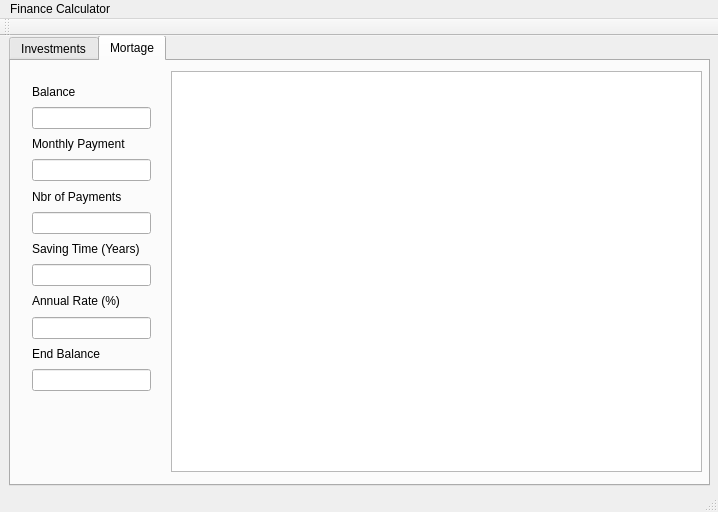
Qt form mainwindow.ui (jrutanen/FinanceCalculator) before a commit.
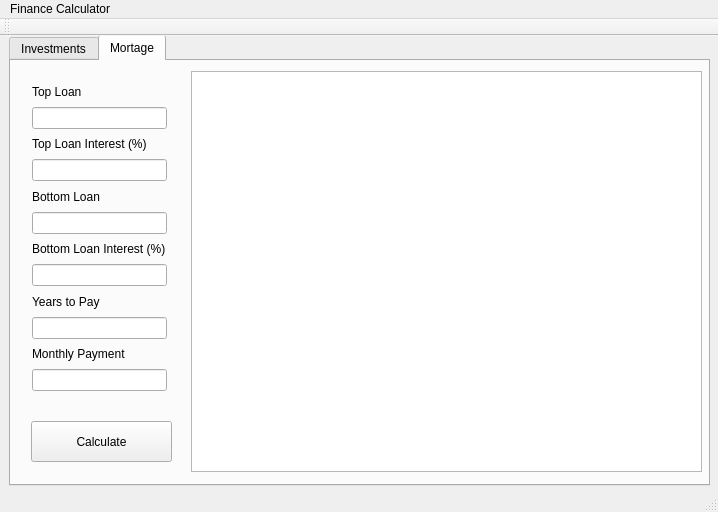
The same form after that commit. The open tabs and pages were chosen to show the change.

Commit message: Refactoring and adding functionality for mortage. Currently Mortage calculates annuity.

```diff
--- a/mainwindow.ui
+++ b/mainwindow.ui
@@ -158,9 +158,9 @@
      <widget class="QGraphicsView" name="gvInvestments_2">
       <property name="geometry">
        <rect>
-        <x>160</x>
+        <x>180</x>
         <y>10</y>
-        <width>531</width>
+        <width>511</width>
         <height>401</height>
        </rect>
       </property>
@@ -179,7 +179,7 @@
        <rect>
         <x>10</x>
         <y>10</y>
-        <width>141</width>
+        <width>157</width>
         <height>331</height>
        </rect>
       </property>
@@ -187,7 +187,7 @@
        <item>
         <widget class="QLabel" name="label_13">
          <property name="text">
-          <string>Balance</string>
+          <string>Top Loan</string>
          </property>
         </widget>
        </item>
@@ -204,7 +204,7 @@
        <item>
         <widget class="QLabel" name="label_14">
          <property name="text">
-          <string>Monthly Payment</string>
+          <string>Top Loan Interest (%)</string>
          </property>
         </widget>
        </item>
@@ -214,7 +214,7 @@
        <item>
         <widget class="QLabel" name="label_15">
          <property name="text">
-          <string>Nbr of Payments</string>
+          <string>Bottom Loan</string>
          </property>
         </widget>
        </item>
@@ -224,35 +224,48 @@
        <item>
         <widget class="QLabel" name="label_16">
          <property name="text">
-          <string>Saving Time (Years)</string>
+          <string>Bottom Loan Interest (%)</string>
          </property>
         </widget>
        </item>
        <item>
-        <widget class="QLineEdit" name="leSavingsTime_3"/>
-       </item>
-       <item>
-        <widget class="QLabel" name="label_17">
-         <property name="text">
-          <string>&lt;html&gt;&lt;head/&gt;&lt;body&gt;&lt;p&gt;Annual Rate (%)&lt;/p&gt;&lt;/body&gt;&lt;/html&gt;</string>
-         </property>
-        </widget>
-       </item>
-       <item>
-        <widget class="QLineEdit" name="leRate_3"/>
+        <widget class="QLineEdit" name="leBottomLoanInterest"/>
        </item>
        <item>
         <widget class="QLabel" name="label_18">
          <property name="text">
-          <string>End Balance</string>
+          <string>Years to Pay</string>
          </property>
         </widget>
        </item>
        <item>
-        <widget class="QLineEdit" name="leTotal_3"/>
+        <widget class="QLineEdit" name="leMortageYears"/>
+       </item>
+       <item>
+        <widget class="QLabel" name="label_17">
+         <property name="text">
+          <string>Monthly Payment</string>
+         </property>
+        </widget>
+       </item>
+       <item>
+        <widget class="QLineEdit" name="leMonthlyMortagePayment"/>
        </item>
       </layout>
      </widget>
+     <widget class="QPushButton" name="pbCalculateMortagePayment">
+      <property name="geometry">
+       <rect>
+        <x>20</x>
+        <y>360</y>
+        <width>141</width>
+        <height>41</height>
+       </rect>
+      </property>
+      <property name="text">
+       <string>Calculate</string>
+      </property>
+     </widget>
     </widget>
    </widget>
   </widget>
```
Left out of the diff: 10 changed lines with no effect on the pictures. The commit also changes 10 other files.
